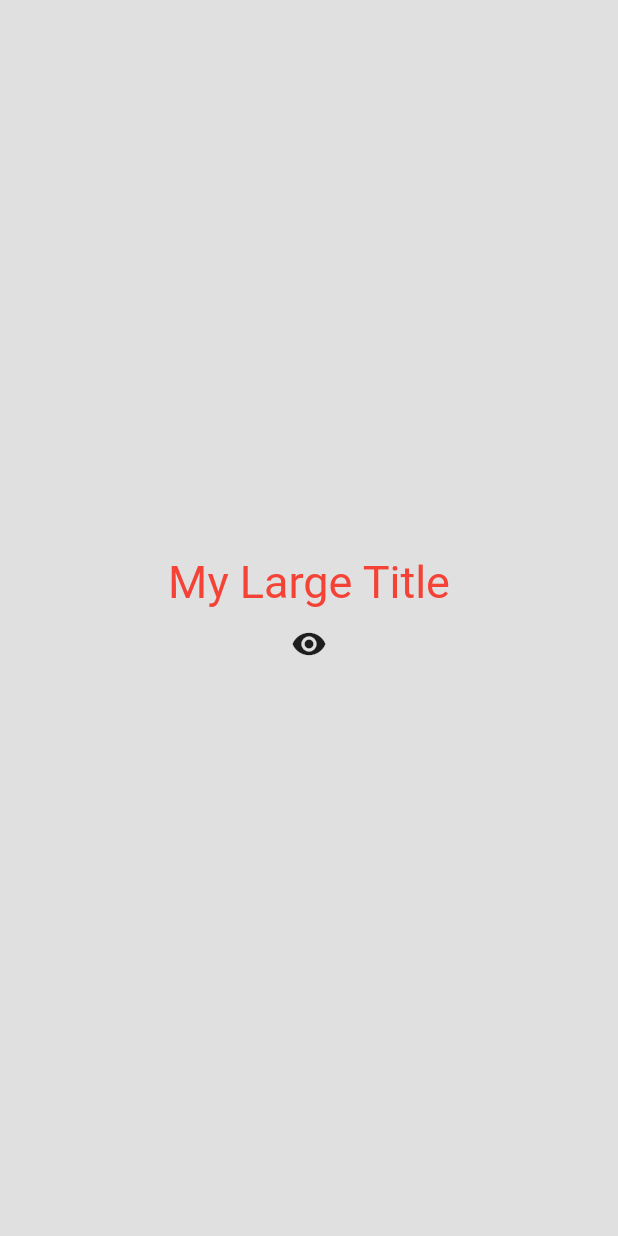
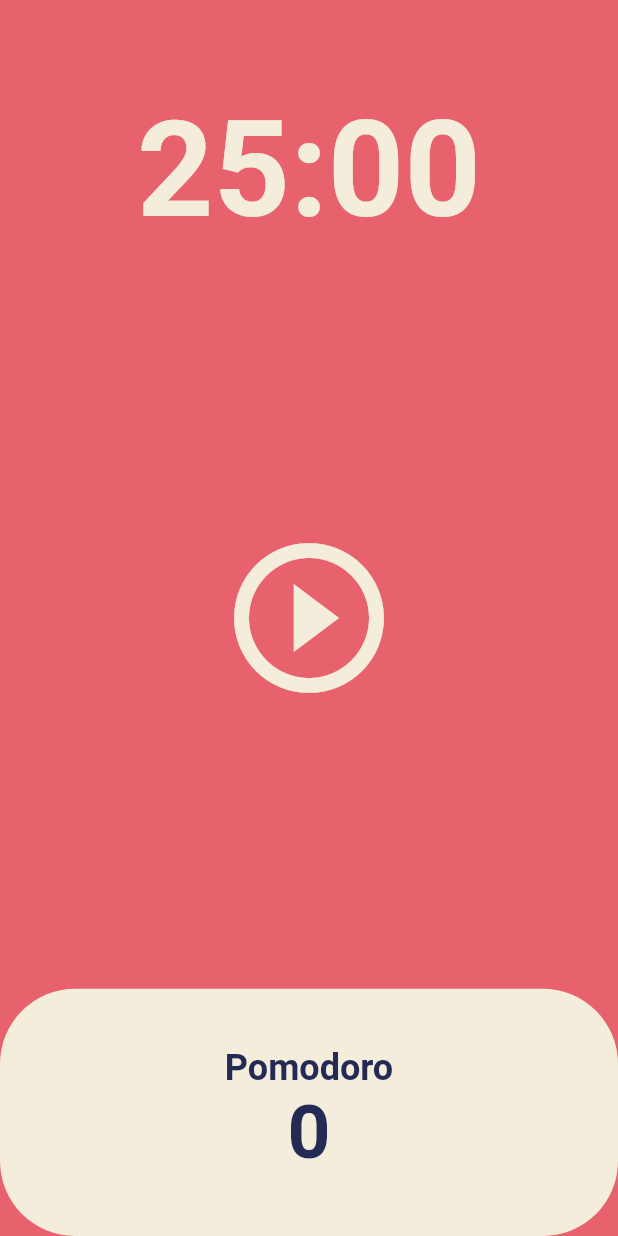
Before and after one commit to 8bitGames/FlutterTest, a Flutter app: the screen it shows after launch, on a phone screen of 412 x 824 dp. Run offline on Flutter 3.47's test engine with Material 2 defaults, Android fonts, the light colour scheme and no system bars.

Commit message:
ing......1

```diff
--- a/lib/main.dart
+++ b/lib/main.dart
@@ -1,87 +1,38 @@
 import 'package:flutter/material.dart';
+import 'package:meditest/screens/home_screen.dart';
 
 void main() {
-  runApp(const MyApp());
+  runApp(const App());
 }
 
-class MyApp extends StatefulWidget {
-  const MyApp({super.key});
-
-  @override
-  State<MyApp> createState() => _MyAppState();
-}
-
-class _MyAppState extends State<MyApp> {
-  bool isShow = true;
-
-  showTitle() {
-    setState(() {
-      isShow = !isShow;
-    });
-  }
+class App extends StatelessWidget {
+  const App({super.key});
 
   @override
   Widget build(BuildContext context) {
     return MaterialApp(
       theme: ThemeData(
         textTheme: const TextTheme(
-          titleLarge: TextStyle(
-            color: Colors.red,
+          displayLarge: TextStyle(
+            color: Color(0xFF232B55),
           ),
         ),
-      ),
-      home: Scaffold(
-        backgroundColor: const Color(0xFFE0E0E0),
-        body: Center(
-          child: Column(
-            mainAxisAlignment: MainAxisAlignment.center,
-            children: [
-              isShow ? const MyLargeTitle() : const Text('notthing!'),
-              IconButton(
-                onPressed: showTitle,
-                icon: const Icon(Icons.remove_red_eye),
-              )
-            ],
-          ),
+        cardColor: const Color(0xFFF4EDDB),
+        colorScheme: const ColorScheme(
+          background: Color(0xFFE7626C),
+          brightness: Brightness.light,
+          primary: Colors.black,
+          onPrimary: Colors.white,
+          secondary: Colors.black,
+          onSecondary: Colors.white,
+          error: Colors.red,
+          onError: Colors.white,
+          onBackground: Colors.white,
+          surface: Colors.white,
+          onSurface: Colors.black,
         ),
       ),
+      home: const HomeScreen(),
     );
   }
 }
-
-class MyLargeTitle extends StatefulWidget {
-  const MyLargeTitle({
-    super.key,
-  });
-
-  @override
-  State<MyLargeTitle> createState() => _MyLargeTitleState();
-}
-
-class _MyLargeTitleState extends State<MyLargeTitle> {
-  @override
-  void initState() {
-    // TODO: implement initState
-    super.initState();
-    print('initState');
-  }
-
-  @override
-  void dispose() {
-    // TODO: implement dispose
-    super.dispose();
-    print('dispose');
-  }
-
-  @override
-  Widget build(BuildContext context) {
-    print('build');
-    return Text(
-      'My Large Title',
-      style: TextStyle(
-        fontSize: 30,
-        color: Theme.of(context).textTheme.titleLarge!.color,
-      ),
-    );
-  }
-}
--- /dev/null
+++ b/lib/screens/home_screen.dart
@@ -0,0 +1,86 @@
+import 'package:flutter/material.dart';
+
+class HomeScreen extends StatefulWidget {
+  const HomeScreen({super.key});
+
+  @override
+  State<HomeScreen> createState() => _HomeScreenState();
+}
+
+class _HomeScreenState extends State<HomeScreen> {
+  int totalSeconds = 1500;
+
+  @override
+  Widget build(BuildContext context) {
+    return Scaffold(
+      backgroundColor: Theme.of(context).colorScheme.background,
+      body: Column(
+        children: [
+          Flexible(
+            flex: 1,
+            child: Container(
+              alignment: Alignment.bottomCenter,
+              child: Text(
+                '25:00',
+                style: TextStyle(
+                  color: Theme.of(context).cardColor,
+                  fontSize: 89,
+                  fontWeight: FontWeight.w600,
+                ),
+              ),
+            ),
+          ),
+          Flexible(
+            flex: 3,
+            child: Center(
+              child: IconButton(
+                color: Theme.of(context).cardColor,
+                iconSize: 120,
+                onPressed: () {},
+                icon: const Icon(Icons.play_circle_outline),
+              ),
+            ),
+          ),
+          Flexible(
+            flex: 1,
+            child: Row(
+              children: [
+                Expanded(
+                  child: Container(
+                    decoration: BoxDecoration(
+                      color: Theme.of(context).cardColor,
+                      borderRadius: BorderRadius.circular(50),
+                    ),
+                    child: Column(
+                      mainAxisAlignment: MainAxisAlignment.center,
+                      children: [
+                        Text(
+                          'Pomodoro',
+                          style: TextStyle(
+                            fontWeight: FontWeight.w600,
+                            fontSize: 24,
+                            color:
+                                Theme.of(context).textTheme.displayLarge!.color,
+                          ),
+                        ),
+                        Text(
+                          '0',
+                          style: TextStyle(
+                            fontWeight: FontWeight.w600,
+                            fontSize: 50,
+                            color:
+                                Theme.of(context).textTheme.displayLarge!.color,
+                          ),
+                        ),
+                      ],
+                    ),
+                  ),
+                ),
+              ],
+            ),
+          ),
+        ],
+      ),
+    );
+  }
+}
```
